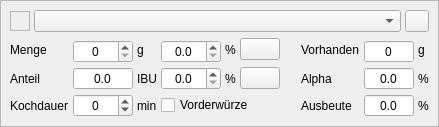
Old version of the form kleiner-brauhelfer/widgets/wdghopfengabe.ui in the repository kleiner-brauhelfer/kleiner-brauhelfer-2.
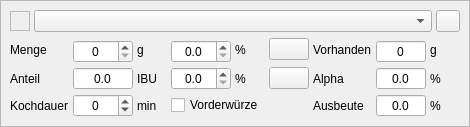
New version of the form. Icons and pictures are not drawn. Custom widgets are drawn as their Qt base class.

```diff
--- a/kleiner-brauhelfer/widgets/wdghopfengabe.ui
+++ b/kleiner-brauhelfer/widgets/wdghopfengabe.ui
@@ -122,6 +122,12 @@
         </property>
         <item row="0" column="4" rowspan="2">
          <widget class="QLabel" name="lblMengeProzent">
+          <property name="minimumSize">
+           <size>
+            <width>30</width>
+            <height>0</height>
+           </size>
+          </property>
           <property name="text">
            <string>%</string>
           </property>
@@ -161,6 +167,12 @@
         </item>
         <item row="0" column="2" rowspan="2" colspan="2">
          <widget class="QLabel" name="label_6">
+          <property name="minimumSize">
+           <size>
+            <width>30</width>
+            <height>0</height>
+           </size>
+          </property>
           <property name="text">
            <string>g</string>
           </property>
@@ -273,6 +285,12 @@
         </item>
         <item row="2" column="4">
          <widget class="QLabel" name="lblAnteilProzent">
+          <property name="minimumSize">
+           <size>
+            <width>30</width>
+            <height>0</height>
+           </size>
+          </property>
           <property name="text">
            <string>%</string>
           </property>
@@ -280,6 +298,12 @@
         </item>
         <item row="2" column="2">
          <widget class="QLabel" name="label_13">
+          <property name="minimumSize">
+           <size>
+            <width>30</width>
+            <height>0</height>
+           </size>
+          </property>
           <property name="text">
            <string>IBU</string>
           </property>
@@ -328,6 +352,12 @@
         </item>
         <item row="0" column="9" rowspan="2">
          <widget class="QLabel" name="lblEinheit">
+          <property name="minimumSize">
+           <size>
+            <width>30</width>
+            <height>0</height>
+           </size>
+          </property>
           <property name="text">
            <string>g</string>
           </property>
@@ -379,6 +409,12 @@
         </item>
         <item row="2" column="9">
          <widget class="QLabel" name="label_9">
+          <property name="minimumSize">
+           <size>
+            <width>30</width>
+            <height>0</height>
+           </size>
+          </property>
           <property name="text">
            <string>%</string>
           </property>
@@ -428,6 +464,12 @@
         </item>
         <item row="3" column="2">
          <widget class="QLabel" name="label_12">
+          <property name="minimumSize">
+           <size>
+            <width>30</width>
+            <height>0</height>
+           </size>
+          </property>
           <property name="text">
            <string>min</string>
           </property>
@@ -435,6 +477,12 @@
         </item>
         <item row="3" column="9">
          <widget class="QLabel" name="label_10">
+          <property name="minimumSize">
+           <size>
+            <width>30</width>
+            <height>0</height>
+           </size>
+          </property>
           <property name="text">
            <string>%</string>
           </property>
@@ -496,21 +544,21 @@
   </layout>
  </widget>
  <customwidgets>
-  <customwidget>
-   <class>ComboBox</class>
-   <extends>QComboBox</extends>
-   <header>widgets/combobox.h</header>
-  </customwidget>
-  <customwidget>
-   <class>SpinBox</class>
-   <extends>QSpinBox</extends>
-   <header>widgets/spinbox.h</header>
-  </customwidget>
   <customwidget>
    <class>DoubleSpinBox</class>
    <extends>QDoubleSpinBox</extends>
    <header>widgets/doublespinbox.h</header>
   </customwidget>
+  <customwidget>
+   <class>SpinBox</class>
+   <extends>QSpinBox</extends>
+   <header>widgets/spinbox.h</header>
+  </customwidget>
+  <customwidget>
+   <class>ComboBox</class>
+   <extends>QComboBox</extends>
+   <header>widgets/combobox.h</header>
+  </customwidget>
  </customwidgets>
  <tabstops>
   <tabstop>cbZutat</tabstop>
```
